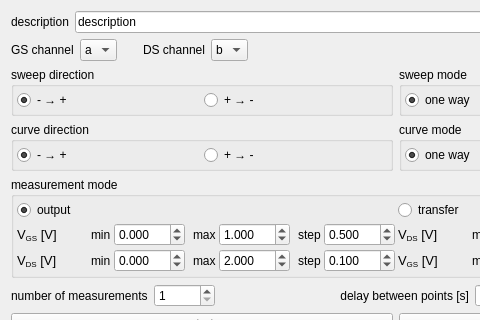
Before: the Qt Designer form experiments/transistor_output_transfer.ui in dean-nanomol/nanomol, drawn with Qt 5; both pictures show x 0 to 480 and y 0 to 320 of the 792 by 676 pixel window.
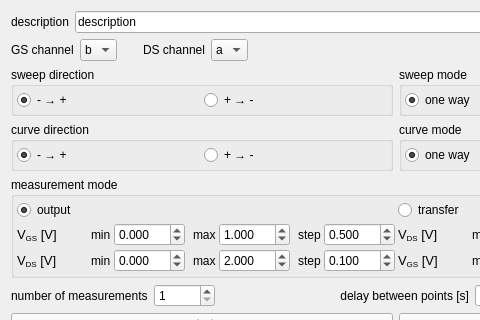
After: the same form once the commit is applied.

The edit to the form file:
```diff
--- a/experiments/transistor_output_transfer.ui
+++ b/experiments/transistor_output_transfer.ui
@@ -43,6 +43,9 @@
      </item>
      <item>
       <widget class="QComboBox" name="ch_GS_comboBox">
+       <property name="currentIndex">
+        <number>1</number>
+       </property>
        <item>
         <property name="text">
          <string>a</string>
@@ -81,7 +84,7 @@
      <item>
       <widget class="QComboBox" name="ch_DS_comboBox">
        <property name="currentIndex">
-        <number>1</number>
+        <number>0</number>
        </property>
        <item>
         <property name="text">
```
